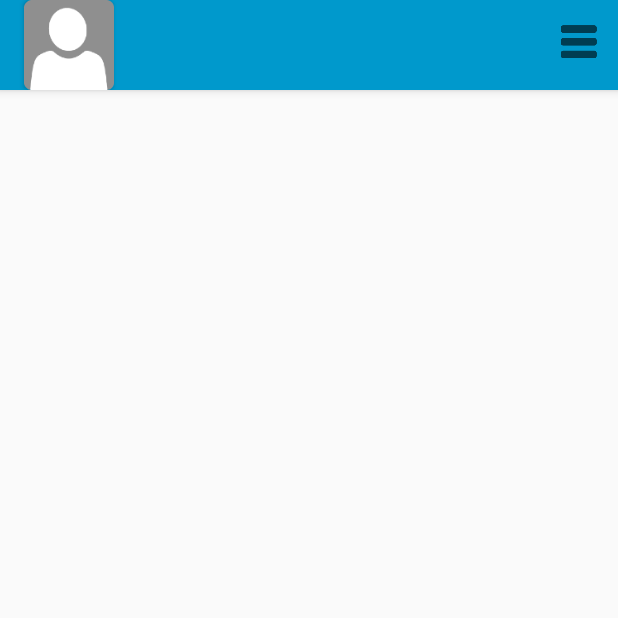
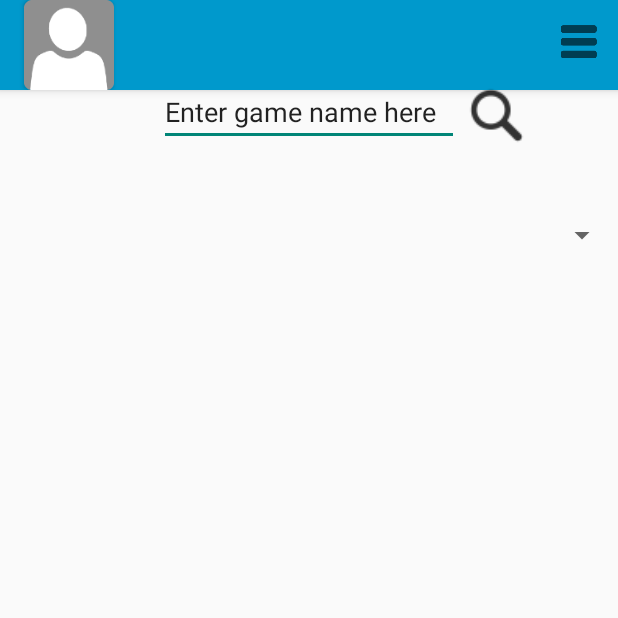
Before and after one commit to JadeBuhler/BoardGameBuddy, an Android app: the AddGame screen opened directly, with no data from a screen before it, on a phone screen of 412 x 824 dp, the top half of it. Run offline under Robolectric (Android 15) with nearby library versions, the phone set to English and light mode, and no system bars.

Commit message:
Began creating the add game screen.

```diff
--- a/app/src/main/java/com/example/jade/boardgamebuddy/AddPlayer.java
+++ b/app/src/main/java/com/example/jade/boardgamebuddy/AddPlayer.java
@@ -58,7 +58,7 @@ public class AddPlayer extends BaseActivity implements AvatarDialogListener
                 avatarFrag.show(getFragmentManager(), "Avatar Fragment");
 
                 // Placeholder toast.
-                Toast.makeText(AddPlayer.this, "Hello", Toast.LENGTH_SHORT).show();
+                Toast.makeText(AddPlayer.this, userAvatar.getBackground().toString(), Toast.LENGTH_SHORT).show();
             }
         });
 
@@ -88,7 +88,7 @@ public class AddPlayer extends BaseActivity implements AvatarDialogListener
     public void saveContentValues(View view)
     {
         // Insert the player name from the edit text field into the database.
-        dbHelper.insertValues(playerName.getText().toString());
+        dbHelper.insertValues(playerName.getText().toString(), userAvatar.getBackground().toString());
     }
 
     @Override
--- a/app/src/main/res/layout/activity_add_game.xml
+++ b/app/src/main/res/layout/activity_add_game.xml
@@ -1,5 +1,6 @@
 <?xml version="1.0" encoding="utf-8"?>
-<android.support.constraint.ConstraintLayout xmlns:android="http://schemas.android.com/apk/res/android"
+<RelativeLayout
+    xmlns:android="http://schemas.android.com/apk/res/android"
     xmlns:app="http://schemas.android.com/apk/res-auto"
     xmlns:tools="http://schemas.android.com/tools"
     android:layout_width="match_parent"
@@ -8,4 +9,29 @@
 
     <include layout="@layout/toolbar"/>
 
-</android.support.constraint.ConstraintLayout>
+    <EditText
+        android:id="@+id/edtSearchGames"
+        android:layout_width="200dp"
+        android:layout_height="wrap_content"
+        android:layout_centerHorizontal="true"
+        android:layout_marginTop="52dp"
+        android:inputType="text"
+        android:text="Enter game name here" />
+
+    <Spinner
+        android:id="@+id/spBoardGames"
+        android:layout_width="match_parent"
+        android:layout_height="wrap_content"
+        android:layout_alignParentStart="true"
+        android:layout_below="@+id/edtSearchGames"
+        android:layout_marginTop="47dp" />
+
+    <Button
+        android:id="@+id/btnSearch"
+        android:layout_width="50dp"
+        android:layout_height="50dp"
+        android:layout_alignTop="@+id/edtSearchGames"
+        android:layout_toEndOf="@+id/edtSearchGames"
+        android:background="@drawable/search" />
+
+</RelativeLayout>
```
Also changed, not shown: app/src/main/java/com/example/jade/boardgamebuddy/DatabaseHelper.java (+8 -8 lines), app/src/main/java/com/example/jade/boardgamebuddy/MainActivity.java (+65 -16 lines), app/src/main/res/layout/activity_main.xml (+6 -17 lines), app/src/main/res/layout/listview_item.xml (+8 -5 lines), app/src/main/res/drawable-hdpi/search.png (added), app/src/main/res/drawable-mdpi/search.png (added), app/src/main/res/drawable-xhdpi/search.png (added), app/src/main/res/drawable-xxhdpi/search.png (added).
